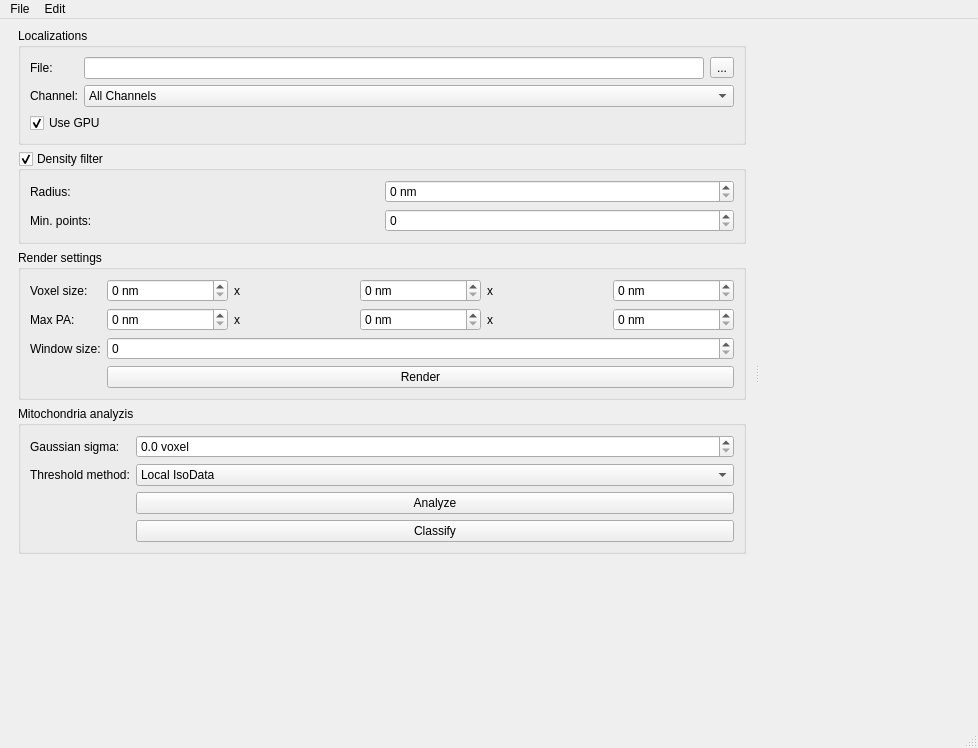
First picture: the form in NanoMito3D/MainWindow.ui, repository CURTLab/NanoMito3D-Platform, before the edit.
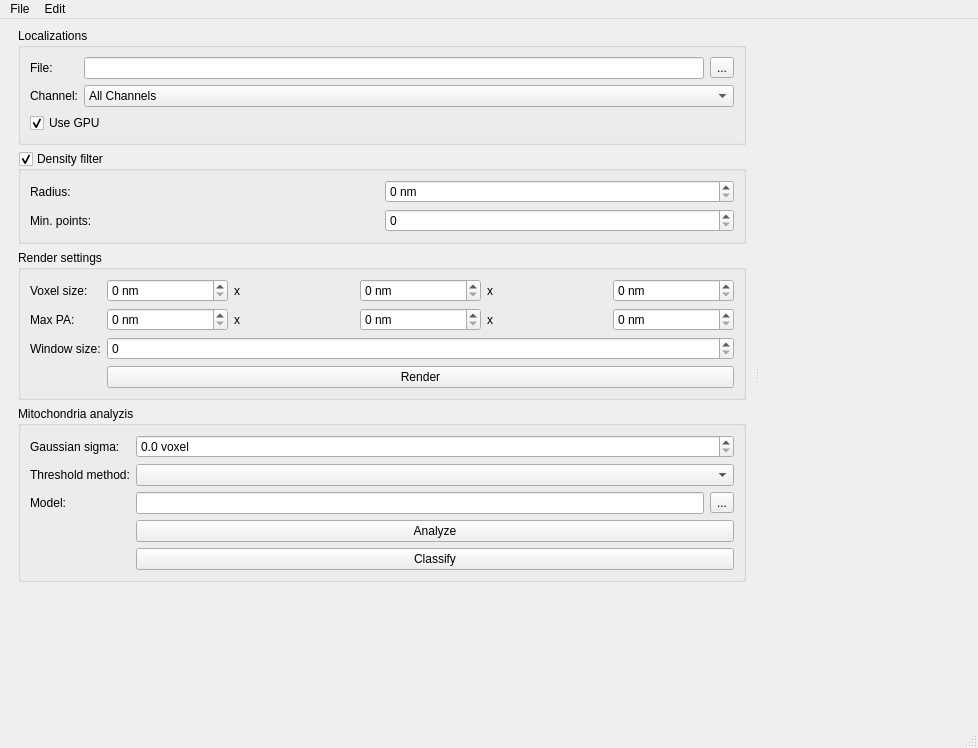
Second picture: the form after the edit. Custom widgets are drawn as their Qt base class.

Commit message: Cleanup, added model selection, improved version

Patch:
```diff
--- a/NanoMito3D/MainWindow.ui
+++ b/NanoMito3D/MainWindow.ui
@@ -317,33 +317,43 @@
             </widget>
            </item>
            <item row="1" column="1">
-            <widget class="QComboBox" name="comboThreshold">
-             <item>
-              <property name="text">
-               <string>Local IsoData</string>
-              </property>
-             </item>
-             <item>
-              <property name="text">
-               <string>Local Otsu</string>
-              </property>
-             </item>
-            </widget>
+            <widget class="QComboBox" name="comboThreshold"/>
            </item>
-           <item row="2" column="1">
+           <item row="3" column="1">
             <widget class="QPushButton" name="buttonAnalyse">
              <property name="text">
               <string>Analyze</string>
              </property>
             </widget>
            </item>
-           <item row="3" column="1">
+           <item row="4" column="1">
             <widget class="QPushButton" name="buttonClassify">
              <property name="text">
               <string>Classify</string>
              </property>
             </widget>
            </item>
+           <item row="2" column="1">
+            <layout class="QHBoxLayout" name="horizontalLayout_5">
+             <item>
+              <widget class="QLineEdit" name="editModel"/>
+             </item>
+             <item>
+              <widget class="QToolButton" name="buttonSelectModel">
+               <property name="text">
+                <string>...</string>
+               </property>
+              </widget>
+             </item>
+            </layout>
+           </item>
+           <item row="2" column="0">
+            <widget class="QLabel" name="label_14">
+             <property name="text">
+              <string>Model:</string>
+             </property>
+            </widget>
+           </item>
           </layout>
          </widget>
         </item>
```
The commit also changes 11 other files.
